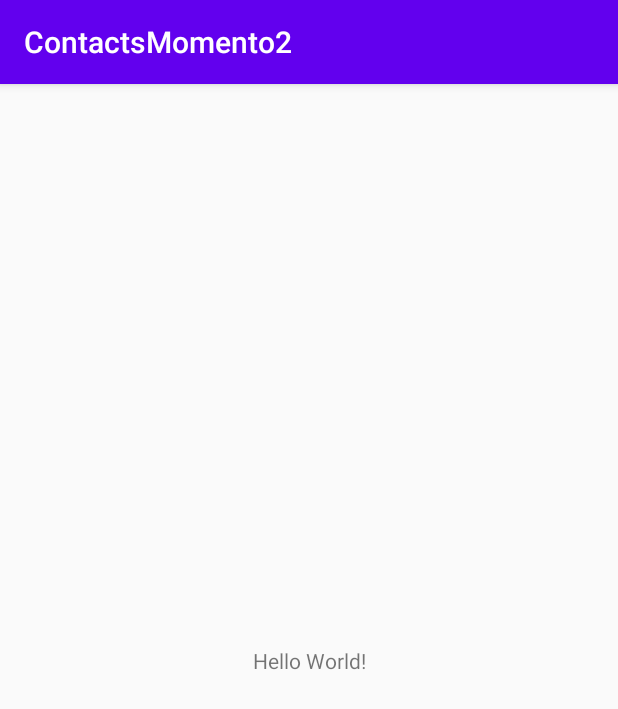
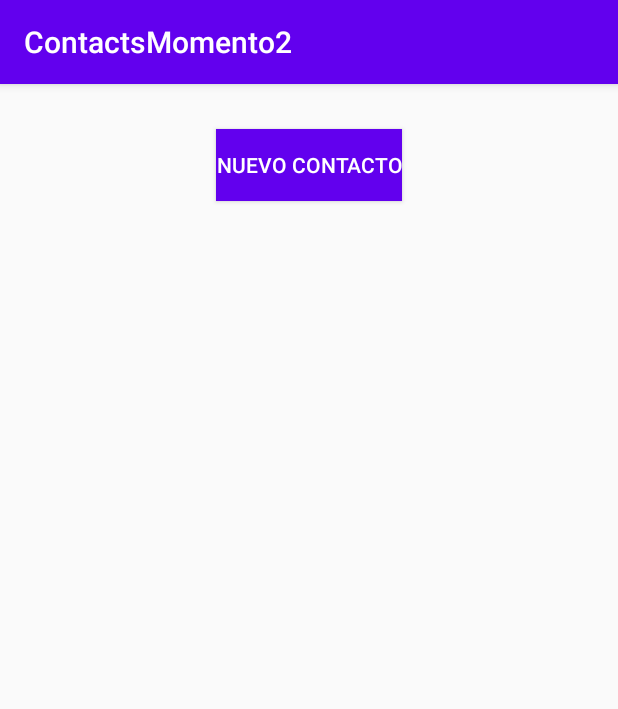
Before and after one commit to AngelCm078/ContactsMomento2, an Android app: the screen it shows after launch (MainActivity), on a phone screen of 412 x 824 dp. Shown: the top 709 px of the screen. Run offline under Robolectric (Android 15) with nearby library versions, the phone set to English and light mode, and no system bars.

Commit message:
activity main xml

```diff
--- a/app/src/main/res/layout/activity_main.xml
+++ b/app/src/main/res/layout/activity_main.xml
@@ -1,18 +1,34 @@
 <?xml version="1.0" encoding="utf-8"?>
-<androidx.constraintlayout.widget.ConstraintLayout xmlns:android="http://schemas.android.com/apk/res/android"
+<androidx.constraintlayout.widget.ConstraintLayout
+    xmlns:android="http://schemas.android.com/apk/res/android"
     xmlns:app="http://schemas.android.com/apk/res-auto"
     xmlns:tools="http://schemas.android.com/tools"
     android:layout_width="match_parent"
     android:layout_height="match_parent"
-    tools:context=".MainActivity">
+    tools:context=".MainActivity"
+    android:padding="10dp">
 
-    <TextView
+    <Button
+        android:id="@+id/btn_main_nuevo"
         android:layout_width="wrap_content"
         android:layout_height="wrap_content"
-        android:text="Hello World!"
-        app:layout_constraintBottom_toBottomOf="parent"
-        app:layout_constraintLeft_toLeftOf="parent"
-        app:layout_constraintRight_toRightOf="parent"
+        android:text="Nuevo Contacto"
+        android:layout_marginTop="20dp"
+        android:background="@color/colorPrimary"
+        android:textColor="#fff"
+        app:layout_constraintEnd_toEndOf="parent"
+        app:layout_constraintStart_toStartOf="parent"
         app:layout_constraintTop_toTopOf="parent" />
 
+    <ListView
+        android:id="@+id/lv_main_contacts"
+        android:layout_width="match_parent"
+        android:layout_height="match_parent"
+        android:dividerHeight="20dp"
+        android:divider="@android:color/transparent"
+        android:layout_marginTop="60dp"
+        app:layout_constraintEnd_toEndOf="parent"
+        app:layout_constraintStart_toStartOf="parent"
+        app:layout_constraintTop_toBottomOf="@+id/btn_main_nuevo" />
+
 </androidx.constraintlayout.widget.ConstraintLayout>
```
